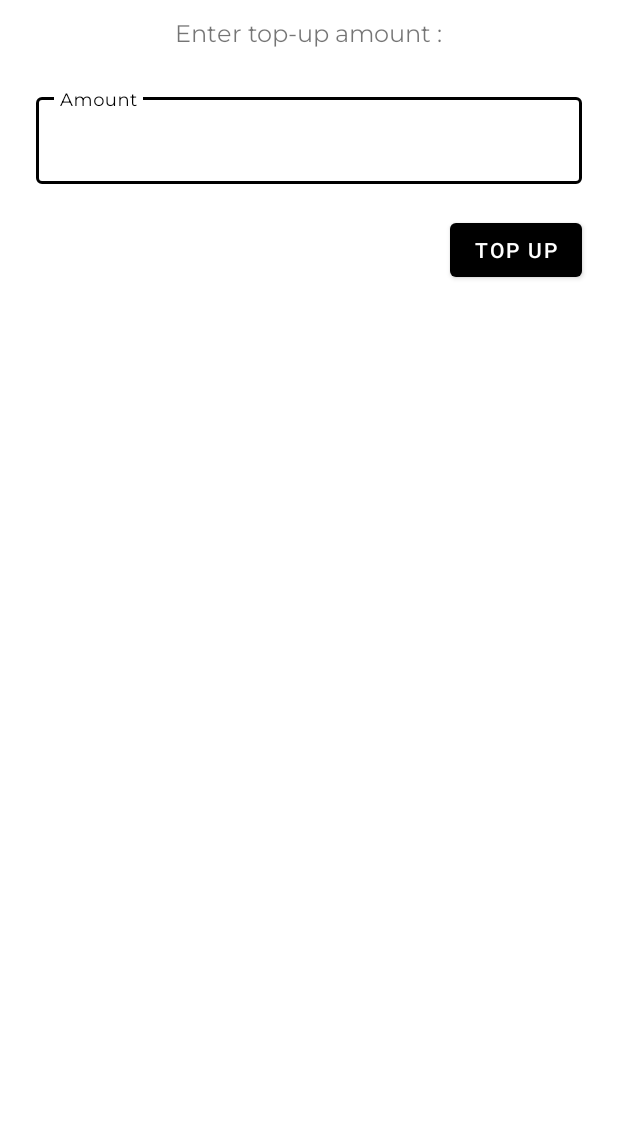
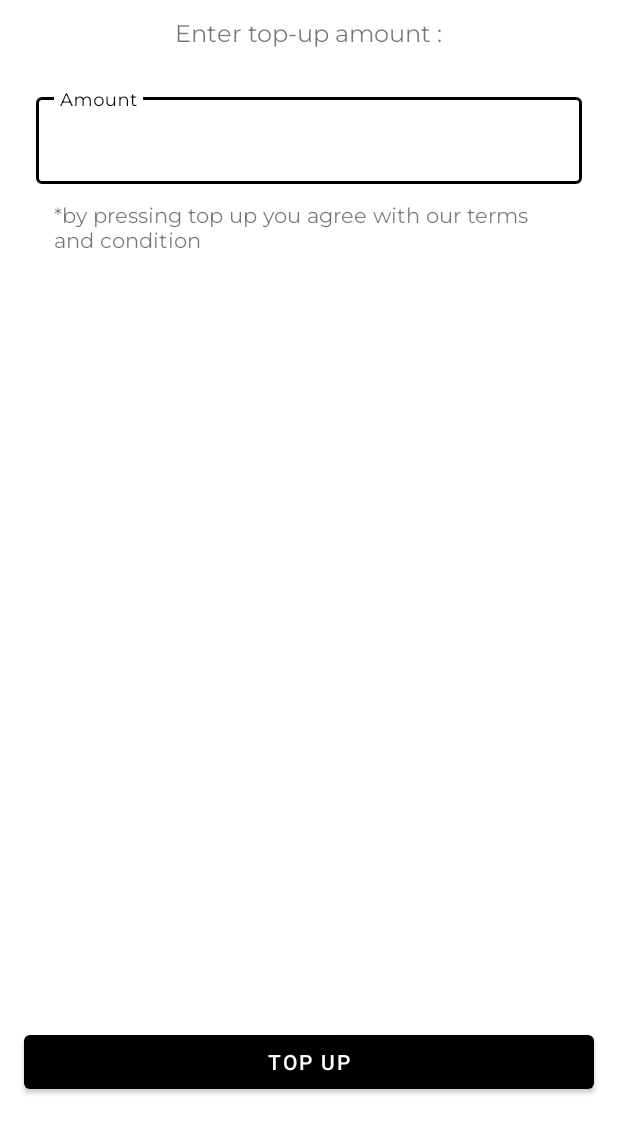
Before and after one commit to debugger04/Project_NMP, an Android app: the TopupActivity screen opened directly, with no data from a screen before it, on a phone screen of 412 x 824 dp, the part 114-1236 px from its top. Run offline under Robolectric (Android 15) with nearby library versions, the phone set to English and light mode, and no system bars; libraries missing offline, so code that uses them is left out: id.ac.ubaya.

Commit message:
1/12/2020

```diff
--- a/shoppa/app/src/main/res/layout/activity_topup.xml
+++ b/shoppa/app/src/main/res/layout/activity_topup.xml
@@ -53,12 +53,27 @@
 
     <Button
         android:id="@+id/btnConfirmTopUp"
-        android:layout_width="wrap_content"
+        android:layout_width="0dp"
         android:layout_height="wrap_content"
-        android:layout_marginTop="20dp"
-        android:layout_marginEnd="24dp"
+        android:layout_marginStart="16dp"
+        android:layout_marginEnd="16dp"
+        android:layout_marginBottom="16dp"
         android:text="Top up"
+        app:layout_constraintBottom_toBottomOf="parent"
         app:layout_constraintEnd_toEndOf="parent"
+        app:layout_constraintStart_toStartOf="parent" />
+
+    <TextView
+        android:id="@+id/textView14"
+        android:layout_width="0dp"
+        android:layout_height="wrap_content"
+        android:layout_marginStart="36dp"
+        android:layout_marginTop="12dp"
+        android:layout_marginEnd="36dp"
+        android:fontFamily="@font/montserrat"
+        android:text="*by pressing top up you agree with our terms and condition"
+        app:layout_constraintEnd_toEndOf="parent"
+        app:layout_constraintStart_toStartOf="parent"
         app:layout_constraintTop_toBottomOf="@+id/textInputLayout4" />
 
 </androidx.constraintlayout.widget.ConstraintLayout>
```
Also changed, not shown: shoppa/app/src/main/res/drawable/radius.xml (added, +8 -0 lines), shoppa/app/src/main/res/layout/layout_product_home.xml (+18 -17 lines).
